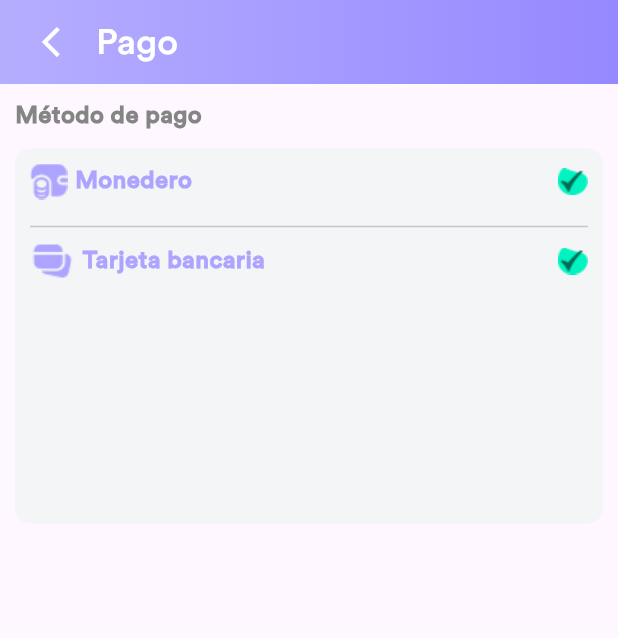
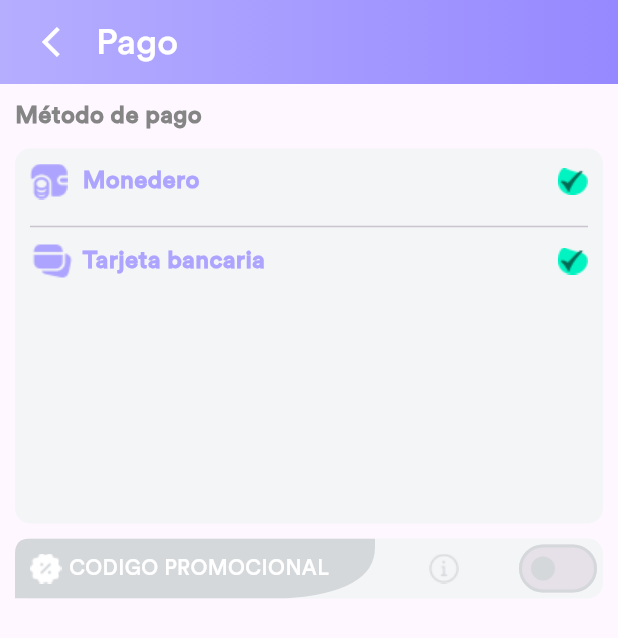
Before and after one commit to YhonattanZ/Uopp-Mockup, a Flutter app: the PaymentPage screen opened by its route, on a phone screen of 412 x 824 dp. Shown: the top 638 px of the screen. Run offline on Flutter 3.47's test engine with Material 3 defaults, Android fonts, the light colour scheme and no system bars; our stand-ins replace get, smooth_page_indicator, video_player.

Commit message:
codigo promocional widget

```diff
--- a/lib/main.dart
+++ b/lib/main.dart
@@ -1,5 +1,6 @@
 import 'package:flutter/material.dart';
 import 'package:get/get.dart';
+import 'package:prueba_uopp/config/config.dart';
 import 'package:prueba_uopp/routes/app_routes.dart';
 
 void main() {
@@ -12,6 +13,19 @@ class MyApp extends StatelessWidget {
   @override
   Widget build(BuildContext context) {
     return GetMaterialApp(
+      theme: ThemeData(
+        switchTheme: SwitchThemeData(
+          trackOutlineColor: MaterialStateProperty.resolveWith<Color?>((
+            Set<MaterialState> states,
+          ) {
+            if (states.contains(MaterialState.selected)) {
+              return AppConfig.planTextColor;
+            }
+            return Color(0xffD5D8DB); // Borde cuando está desactivado
+          }),
+          trackOutlineWidth: MaterialStateProperty.all(2), // Grosor del borde
+        ),
+      ),
       debugShowCheckedModeBanner: false,
       title: 'Flutter GetX App',
       initialRoute: AppRoutes.HOME,
--- a/lib/ui/pages/payment.dart
+++ b/lib/ui/pages/payment.dart
@@ -2,6 +2,7 @@ import 'package:flutter/material.dart';
 import 'package:get/get.dart';
 import 'package:prueba_uopp/config/config.dart';
 import 'package:prueba_uopp/ui/widgets/custom_appbar.dart';
+import 'package:prueba_uopp/ui/widgets/custom_tag.dart';
 
 class PaymentPage extends StatefulWidget {
   const PaymentPage({super.key});
@@ -11,6 +12,8 @@ class PaymentPage extends StatefulWidget {
 }
 
 class _PaymentPageState extends State<PaymentPage> {
+  bool isSwitched = false;
+
   @override
   Widget build(BuildContext context) {
     return Scaffold(
@@ -18,18 +21,7 @@ class _PaymentPageState extends State<PaymentPage> {
       body: Column(
         crossAxisAlignment: CrossAxisAlignment.start,
         children: [
-          Padding(
-            padding: const EdgeInsets.all(10.0),
-            child: Text(
-              'Método de pago',
-              style: TextStyle(
-                fontFamily: 'CircularStd',
-                fontSize: 16,
-                fontWeight: FontWeight.w700,
-                color: AppConfig.findPlanTextColor,
-              ),
-            ),
-          ),
+          header(),
           Padding(
             padding: const EdgeInsets.symmetric(horizontal: 10),
             child: Container(
@@ -54,7 +46,58 @@ class _PaymentPageState extends State<PaymentPage> {
               ),
             ),
           ),
+
+          Padding(
+            padding: const EdgeInsets.all(10.0),
+            child: Container(
+              decoration: BoxDecoration(
+                color: Color(0xffF4F5F6),
+                borderRadius: BorderRadius.all(Radius.circular(10)),
+              ),
+              height: 40,
+              width: double.infinity,
+              child: Row(
+                mainAxisAlignment: MainAxisAlignment.spaceBetween,
+                children: [
+                  CustomTagWidget(
+                    subtitle: '',
+                    icon: Image.asset('assets/icons/codigo.png'),
+                    text: 'CODIGO PROMOCIONAL',
+                    textSize: 14,
+                    textColor: AppConfig.bgTextColor,
+                    width: 240,
+                    color: Color(0xffD5D8DB),
+                  ),
+                  Image.asset('assets/icons/info icon 2.png'),
+                  Switch(
+                    value: isSwitched,
+                    onChanged: (s) {
+                      setState(() {
+                        isSwitched = s;
+                      });
+                    },
+                    inactiveThumbColor: Color(0xffD5D8DB),
+                  ),
+                ],
+              ),
+            ),
+          ),
         ],
+      ),
+    );
+  }
+
+  Widget header() {
+    return Padding(
+      padding: const EdgeInsets.all(10.0),
+      child: Text(
+        'Método de pago',
+        style: TextStyle(
+          fontFamily: 'CircularStd',
+          fontSize: 16,
+          fontWeight: FontWeight.w700,
+          color: AppConfig.findPlanTextColor,
+        ),
       ),
     );
   }
@@ -104,7 +147,7 @@ class _PaymentPageState extends State<PaymentPage> {
             child: Row(
               children: [
                 Image.asset('assets/icons/wallet.png'),
-                SizedBox(width: 5),
+                SizedBox(width: 10),
                 Text(
                   'Monedero',
                   style: TextStyle(
--- a/lib/ui/widgets/custom_tag.dart
+++ b/lib/ui/widgets/custom_tag.dart
@@ -2,17 +2,22 @@ import 'package:flutter/material.dart';
 
 class CustomTagWidget extends StatelessWidget {
   final String text;
+
   String? subtitle;
   final Color color;
   final Color textColor;
   final double width;
+  final double textSize;
   final TextAlign? align;
+  Widget? icon;
 
   CustomTagWidget({
     super.key,
     required this.text,
+    this.icon,
     this.color = Colors.blue,
     this.width = 130,
+    this.textSize = 24,
     required this.textColor,
     this.align,
     this.subtitle,
@@ -35,11 +40,15 @@ class CustomTagWidget extends StatelessWidget {
                     ? MainAxisAlignment.start
                     : MainAxisAlignment.center,
             children: [
+              Padding(
+                padding: const EdgeInsets.only(right: 5),
+                child: icon ?? SizedBox(),
+              ),
               Text(
                 text,
                 textAlign: align,
                 style: TextStyle(
-                  fontSize: 24,
+                  fontSize: textSize,
                   fontFamily: 'CircularStd',
                   color: textColor,
                   fontWeight: FontWeight.w500,
```
Also changed, not shown: assets/icons/codigo.png (added), assets/icons/info icon 2.png (added).
